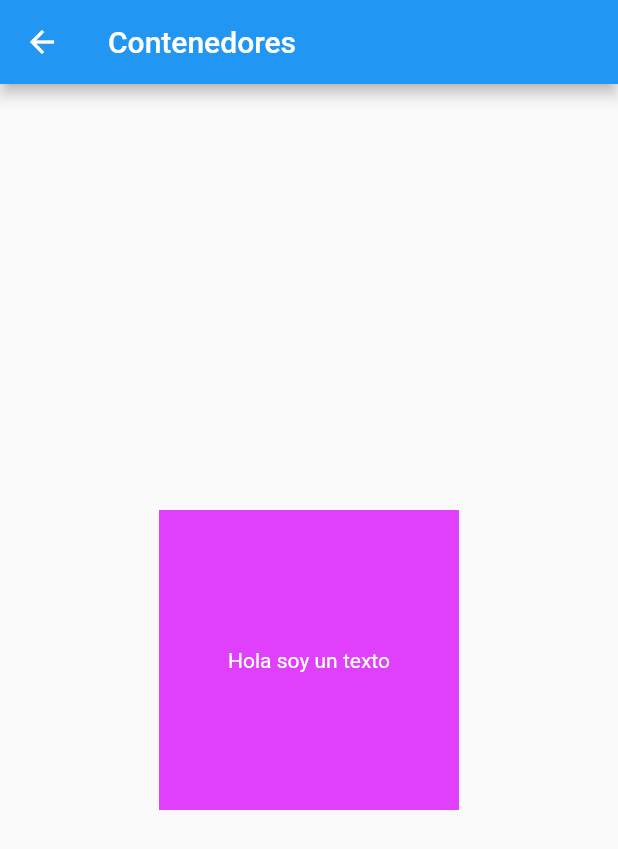
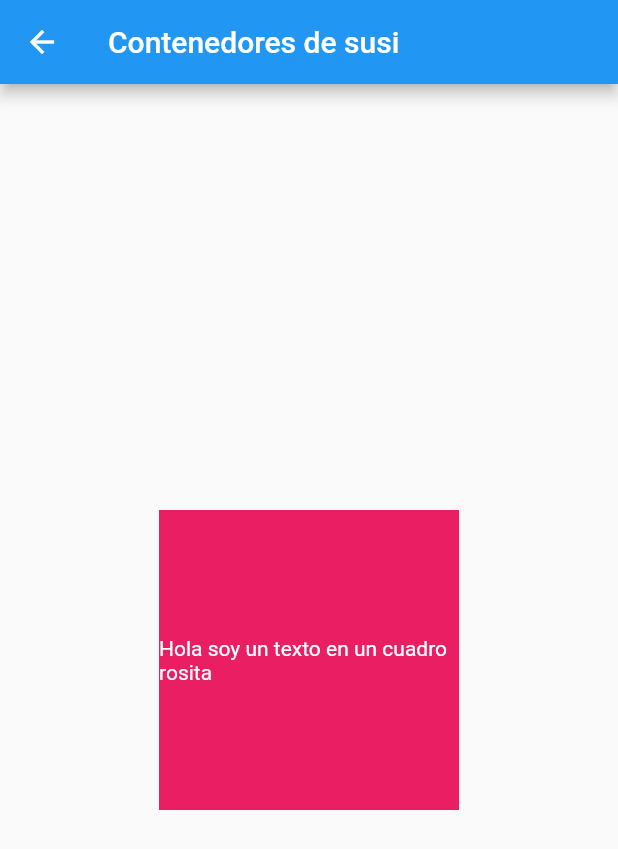
Before and after one commit to susancerc/act6_android, a Flutter app: the ContainerPage screen opened by its route, on a phone screen of 412 x 824 dp. Shown: the top 849 px of the screen. Run offline on Flutter 3.47's test engine with Material 2 defaults, Android fonts, the phone set to English and light mode, and no system bars.

Commit message:
Update container_page.dart

```diff
--- a/lib/src/pages/container_page.dart
+++ b/lib/src/pages/container_page.dart
@@ -5,22 +5,22 @@ class ContainerPage extends StatelessWidget {
   Widget build(BuildContext context) {
     return Scaffold(
       appBar: AppBar(
-        title: Text('Contenedores'),
+        title: Text('Contenedores de susi'),
       ),
       body: Container(
         child: Center(
           child: Container(
             height: 200,
             width: 200,
-            color: Colors.purpleAccent,
+            color: Colors.pink,
             child: Center(
                 child: Text(
-              'Hola soy un texto',
+              'Hola soy un texto en un cuadro rosita',
               style: TextStyle(color: Colors.white),
             )),
-          ),
-        ),
-      ),
+          ),// fin de niño
+        ),// fin de contenedor
+      ),// fin de body
     ); //fin scaffold
   } //fin widget
 } //fin de container class
```
